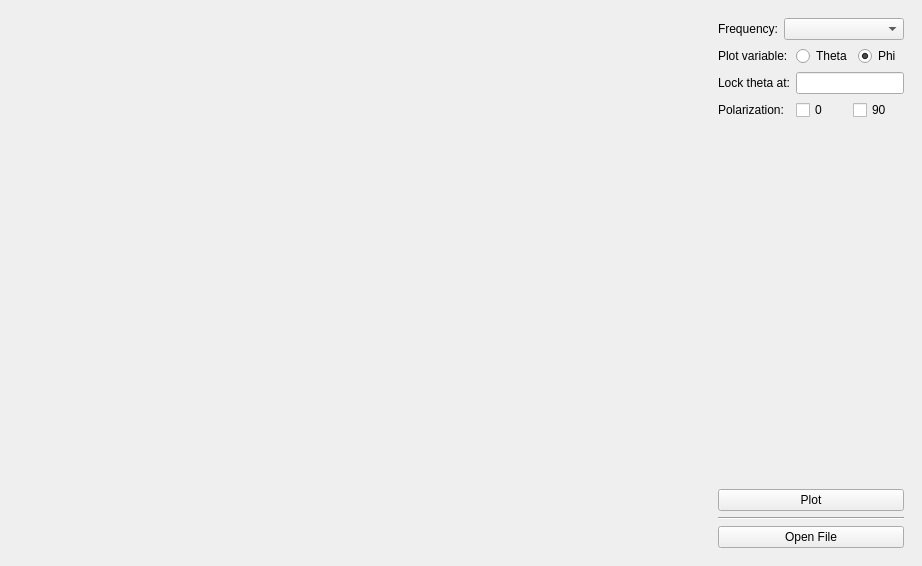
This is mainwindow.ui in nahuiHoellmann/antenna-directivity-plotter as Qt 5 draws it before an edit. The edited form follows.
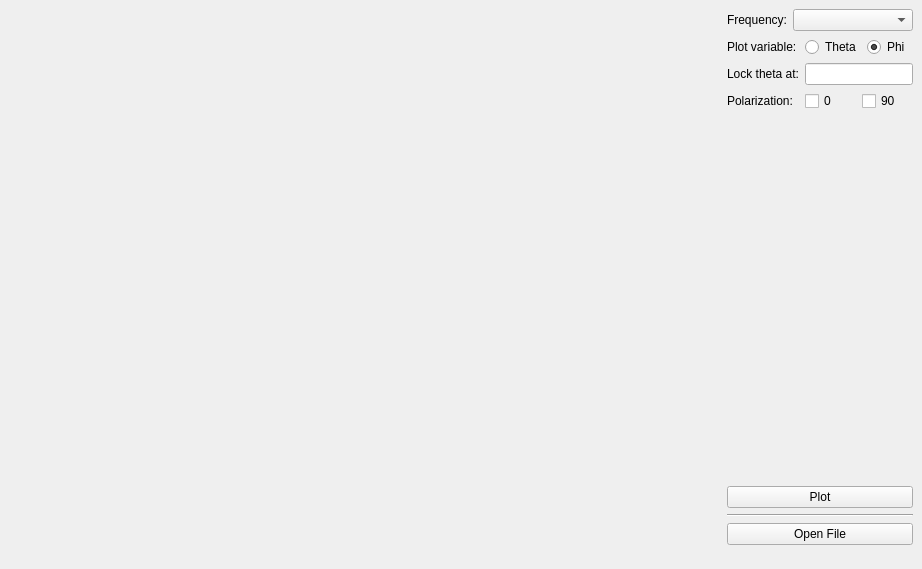
This is the edited form.

The edit to the form file:
```diff
--- a/mainwindow.ui
+++ b/mainwindow.ui
@@ -7,7 +7,7 @@
     <x>0</x>
     <y>0</y>
     <width>922</width>
-    <height>566</height>
+    <height>569</height>
    </rect>
   </property>
   <property name="sizePolicy">
@@ -27,6 +27,18 @@
     </sizepolicy>
    </property>
    <layout class="QHBoxLayout" name="horizontalLayout">
+    <property name="leftMargin">
+     <number>0</number>
+    </property>
+    <property name="topMargin">
+     <number>0</number>
+    </property>
+    <property name="rightMargin">
+     <number>0</number>
+    </property>
+    <property name="bottomMargin">
+     <number>0</number>
+    </property>
     <item>
      <widget class="QWidget" name="placeholder" native="true">
       <property name="sizePolicy">
@@ -46,6 +58,24 @@
        </sizepolicy>
       </property>
       <layout class="QVBoxLayout" name="verticalLayout">
+       <property name="bottomMargin">
+        <number>24</number>
+       </property>
+       <item>
+        <widget class="QWidget" name="plot_controls" native="true">
+         <layout class="QVBoxLayout" name="verticalLayout_2">
+          <property name="leftMargin">
+           <number>0</number>
+          </property>
+          <property name="topMargin">
+           <number>0</number>
+          </property>
+          <property name="rightMargin">
+           <number>0</number>
+          </property>
+          <property name="bottomMargin">
+           <number>0</number>
+          </property>
        <item>
         <layout class="QGridLayout" name="gridLayout">
          <item row="0" column="0">
@@ -155,6 +185,9 @@
          <property name="text">
           <string>Plot</string>
          </property>
+           </widget>
+          </item>
+         </layout>
         </widget>
        </item>
        <item>
```
Lines whose indentation alone changed are shown as unchanged.
